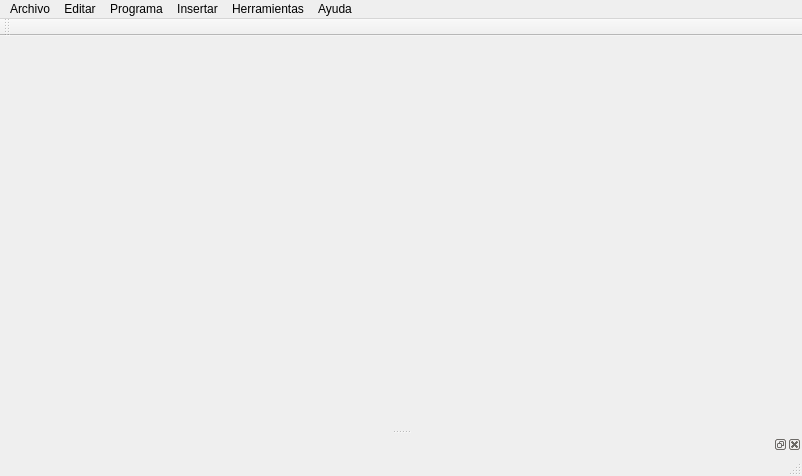
Before: the Qt Designer form VentanaPrincipal.ui in ProyectoLegus/LegusIDE, drawn with Qt 5.
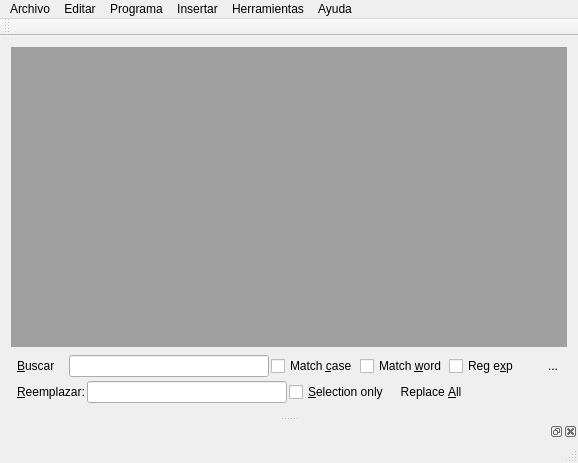
After: the same form once the commit is applied. Icons and pictures are not drawn.

```diff
--- a/VentanaPrincipal.ui
+++ b/VentanaPrincipal.ui
@@ -6,20 +6,240 @@
    <rect>
     <x>0</x>
     <y>0</y>
-    <width>802</width>
-    <height>476</height>
+    <width>578</width>
+    <height>463</height>
    </rect>
   </property>
   <property name="windowTitle">
    <string>VentanaPrincipal</string>
   </property>
-  <widget class="QWidget" name="centralWidget"/>
+  <widget class="QWidget" name="centralWidget">
+   <layout class="QVBoxLayout" name="verticalLayout_2">
+    <item>
+     <widget class="QMdiArea" name="areaMDI"/>
+    </item>
+    <item>
+     <widget class="QWidget" name="panelBuscarYReemplazar" native="true">
+      <layout class="QVBoxLayout" name="verticalLayout">
+       <property name="spacing">
+        <number>0</number>
+       </property>
+       <property name="margin">
+        <number>0</number>
+       </property>
+       <item>
+        <widget class="QWidget" name="panelBuscar" native="true">
+         <property name="minimumSize">
+          <size>
+           <width>0</width>
+           <height>0</height>
+          </size>
+         </property>
+         <layout class="QHBoxLayout" name="horzLayout">
+          <property name="spacing">
+           <number>2</number>
+          </property>
+          <property name="leftMargin">
+           <number>6</number>
+          </property>
+          <property name="topMargin">
+           <number>2</number>
+          </property>
+          <property name="rightMargin">
+           <number>2</number>
+          </property>
+          <property name="bottomMargin">
+           <number>2</number>
+          </property>
+          <item>
+           <widget class="QLabel" name="lblBuscar">
+            <property name="sizePolicy">
+             <sizepolicy hsizetype="Fixed" vsizetype="Preferred">
+              <horstretch>0</horstretch>
+              <verstretch>0</verstretch>
+             </sizepolicy>
+            </property>
+            <property name="minimumSize">
+             <size>
+              <width>50</width>
+              <height>0</height>
+             </size>
+            </property>
+            <property name="text">
+             <string>&amp;Buscar        :</string>
+            </property>
+            <property name="buddy">
+             <cstring>txtTextoABuscar</cstring>
+            </property>
+           </widget>
+          </item>
+          <item>
+           <widget class="QLineEdit" name="txtTextoABuscar">
+            <property name="sizePolicy">
+             <sizepolicy hsizetype="Fixed" vsizetype="Fixed">
+              <horstretch>0</horstretch>
+              <verstretch>0</verstretch>
+             </sizepolicy>
+            </property>
+            <property name="minimumSize">
+             <size>
+              <width>200</width>
+              <height>0</height>
+             </size>
+            </property>
+           </widget>
+          </item>
+          <item>
+           <widget class="QCheckBox" name="chkMatchCase">
+            <property name="text">
+             <string>Match &amp;case</string>
+            </property>
+           </widget>
+          </item>
+          <item>
+           <widget class="QCheckBox" name="chkMatchWord">
+            <property name="text">
+             <string>Match &amp;word</string>
+            </property>
+           </widget>
+          </item>
+          <item>
+           <widget class="QCheckBox" name="chkUseRegExp">
+            <property name="text">
+             <string>Reg e&amp;xp</string>
+            </property>
+           </widget>
+          </item>
+          <item>
+           <spacer name="horizontalSpacer">
+            <property name="orientation">
+             <enum>Qt::Horizontal</enum>
+            </property>
+            <property name="sizeHint" stdset="0">
+             <size>
+              <width>40</width>
+              <height>20</height>
+             </size>
+            </property>
+           </spacer>
+          </item>
+          <item>
+           <widget class="QToolButton" name="btnCerrarBuscar">
+            <property name="text">
+             <string>...</string>
+            </property>
+            <property name="icon">
+             <iconset resource="imagenes/iconos.qrc">
+              <normaloff>:/cerrar.png</normaloff>:/cerrar.png</iconset>
+            </property>
+            <property name="autoRaise">
+             <bool>true</bool>
+            </property>
+           </widget>
+          </item>
+         </layout>
+        </widget>
+       </item>
+       <item>
+        <widget class="QWidget" name="panelReemplazar" native="true">
+         <layout class="QHBoxLayout" name="horizontalLayout">
+          <property name="spacing">
+           <number>2</number>
+          </property>
+          <property name="leftMargin">
+           <number>6</number>
+          </property>
+          <property name="topMargin">
+           <number>2</number>
+          </property>
+          <property name="rightMargin">
+           <number>2</number>
+          </property>
+          <property name="bottomMargin">
+           <number>2</number>
+          </property>
+          <item>
+           <widget class="QLabel" name="lblReemplazar">
+            <property name="sizePolicy">
+             <sizepolicy hsizetype="Fixed" vsizetype="Preferred">
+              <horstretch>0</horstretch>
+              <verstretch>0</verstretch>
+             </sizepolicy>
+            </property>
+            <property name="minimumSize">
+             <size>
+              <width>50</width>
+              <height>0</height>
+             </size>
+            </property>
+            <property name="text">
+             <string>&amp;Reemplazar:</string>
+            </property>
+            <property name="buddy">
+             <cstring>edtTextToReplace</cstring>
+            </property>
+           </widget>
+          </item>
+          <item>
+           <widget class="QLineEdit" name="edtTextToReplace">
+            <property name="sizePolicy">
+             <sizepolicy hsizetype="Fixed" vsizetype="Fixed">
+              <horstretch>0</horstretch>
+              <verstretch>0</verstretch>
+             </sizepolicy>
+            </property>
+            <property name="minimumSize">
+             <size>
+              <width>200</width>
+              <height>0</height>
+             </size>
+            </property>
+           </widget>
+          </item>
+          <item>
+           <widget class="QCheckBox" name="chkReplaceSelectionOnly">
+            <property name="text">
+             <string>&amp;Selection only</string>
+            </property>
+           </widget>
+          </item>
+          <item>
+           <widget class="QPushButton" name="btnReemplazarTodo">
+            <property name="text">
+             <string>Replace &amp;All</string>
+            </property>
+            <property name="flat">
+             <bool>true</bool>
+            </property>
+           </widget>
+          </item>
+          <item>
+           <spacer name="horzSpacer2">
+            <property name="orientation">
+             <enum>Qt::Horizontal</enum>
+            </property>
+            <property name="sizeHint" stdset="0">
+             <size>
+              <width>40</width>
+              <height>20</height>
+             </size>
+            </property>
+           </spacer>
+          </item>
+         </layout>
+        </widget>
+       </item>
+      </layout>
+     </widget>
+    </item>
+   </layout>
+  </widget>
   <widget class="QMenuBar" name="menuBar">
    <property name="geometry">
     <rect>
      <x>0</x>
      <y>0</y>
-     <width>802</width>
+     <width>578</width>
      <height>20</height>
     </rect>
    </property>
```
Left out of the diff: 31 changed lines with no effect on the pictures.
